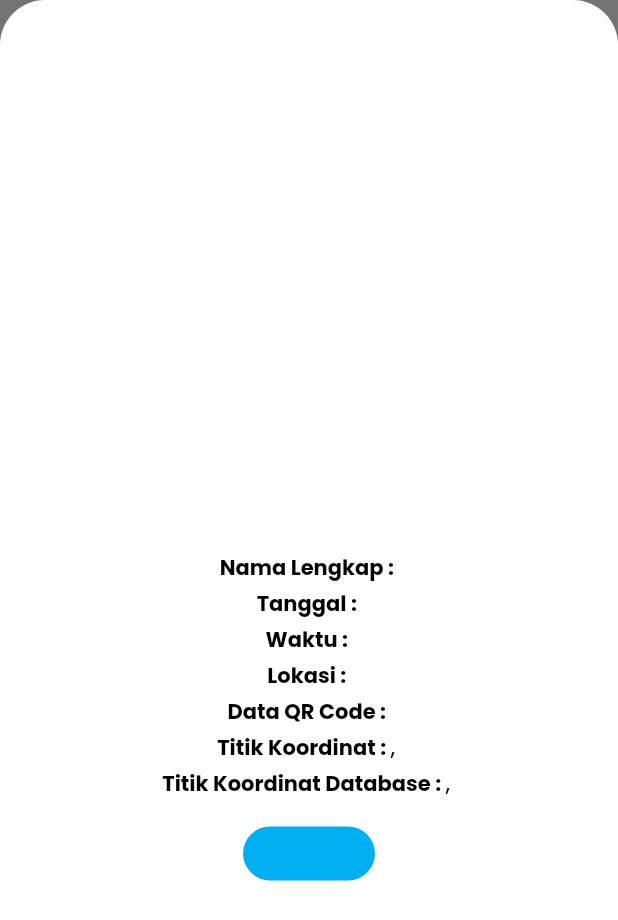
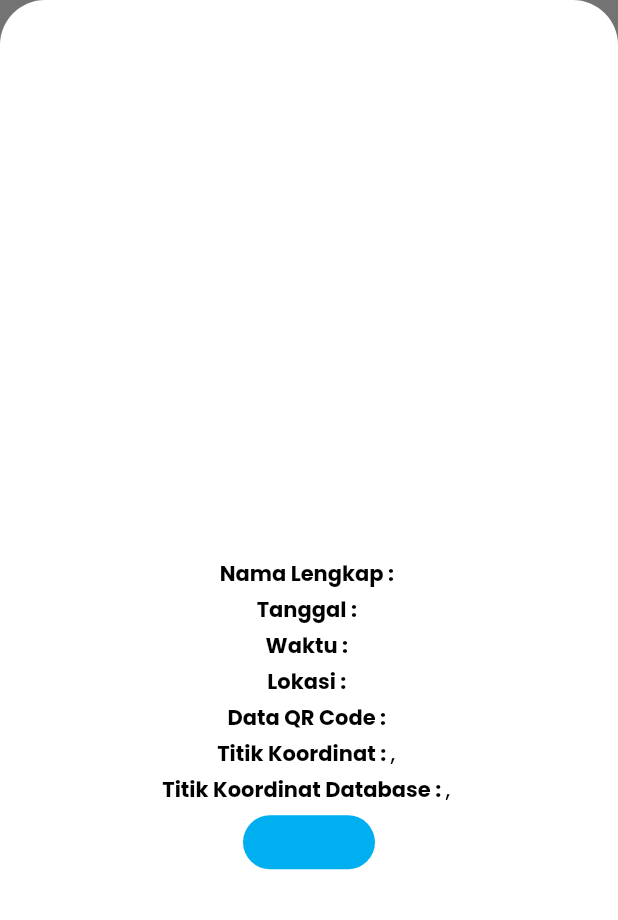
Before and after one commit to rsyd29/epitel_indonesia, a Flutter app: the BottomSheetScan widget shown alone on an empty page, opened directly with empty values, on a phone screen of 412 x 824 dp. Shown: the top 920 px of the screen. Run offline on Flutter 3.47's test engine with Material 2 defaults, Android fonts, the phone set to English and light mode, and no system bars; our stand-ins replace bloc, cloud_firestore, device_info, email_validator, equatable, firebase_auth and 10 more; missing offline and left inert: android_intent, qrscan; accounts and stored records are empty.

```diff
--- a/lib/ui/pages/profile_page.dart
+++ b/lib/ui/pages/profile_page.dart
@@ -142,7 +142,7 @@ class ProfilePage extends StatelessWidget {
         // ReusableSizedBox(height: 3),
         NotReusableSizedBoxAndButton(
           app: "Epitel Indonesia",
-          versi: "Versi 3.0.1",
+          versi: "Versi 3.0.2",
           text: "Keluar Akun",
           color: accentColor3,
           onPressed: () {
--- a/lib/ui/widgets/bottom_sheet.dart
+++ b/lib/ui/widgets/bottom_sheet.dart
@@ -317,18 +317,20 @@ class BottomSheetScan extends StatelessWidget {
           child: Column(
             mainAxisAlignment: MainAxisAlignment.center,
             children: [
+              SizedBox(height: 3.0),
               Icon(icon, color: colorIc, size: 50.0),
+              SizedBox(height: 3.0),
               Text(result.toUpperCase(),
                   textAlign: TextAlign.center,
                   style: blackTextFont.copyWith(
                       fontSize: 24.0, fontWeight: FontWeight.bold)),
-              SizedBox(height: 12.0),
+              SizedBox(height: 10.0),
               Text(
                 text,
                 textAlign: TextAlign.center,
                 style: blackTextFont.copyWith(fontSize: 18.0),
               ),
-              SizedBox(height: 12.0),
+              SizedBox(height: 10.0),
               Column(
                 crossAxisAlignment: CrossAxisAlignment.center,
                 children: [
@@ -405,9 +407,6 @@ class BottomSheetScan extends StatelessWidget {
                   ),
                 ],
               ),
-              SizedBox(
-                height: 12.0,
-              ),
               RaisedButton(
                 onPressed: onPressed,
                 shape: RoundedRectangleBorder(
@@ -418,6 +417,9 @@ class BottomSheetScan extends StatelessWidget {
                   style: whiteTextFont,
                 ),
                 color: mainColor,
+              ),
+              SizedBox(
+                height: 5.0,
               ),
             ],
           ),
--- a/pubspec.yaml
+++ b/pubspec.yaml
@@ -15,7 +15,7 @@ publish_to: "none" # Remove this line if you wish to publish to pub.dev
 # In iOS, build-name is used as CFBundleShortVersionString while build-number used as CFBundleVersion.
 # Read more about iOS versioning at
 # https://developer.apple.com/library/archive/documentation/General/Reference/InfoPlistKeyReference/Articles/CoreFoundationKeys.html
-version: 3.0.0+1
+version: 3.0.2+0
 
 environment:
   sdk: ">=2.7.0 <3.0.0"
```
Also changed, not shown: lib/shared/shared_methods.dart (+18 -0 lines), lib/ui/pages/admin_home_page.dart (+8 -4 lines), lib/ui/pages/user_home_page.dart (+21 -18 lines), lib/ui/pages/user_page.dart (+5 -3 lines).
